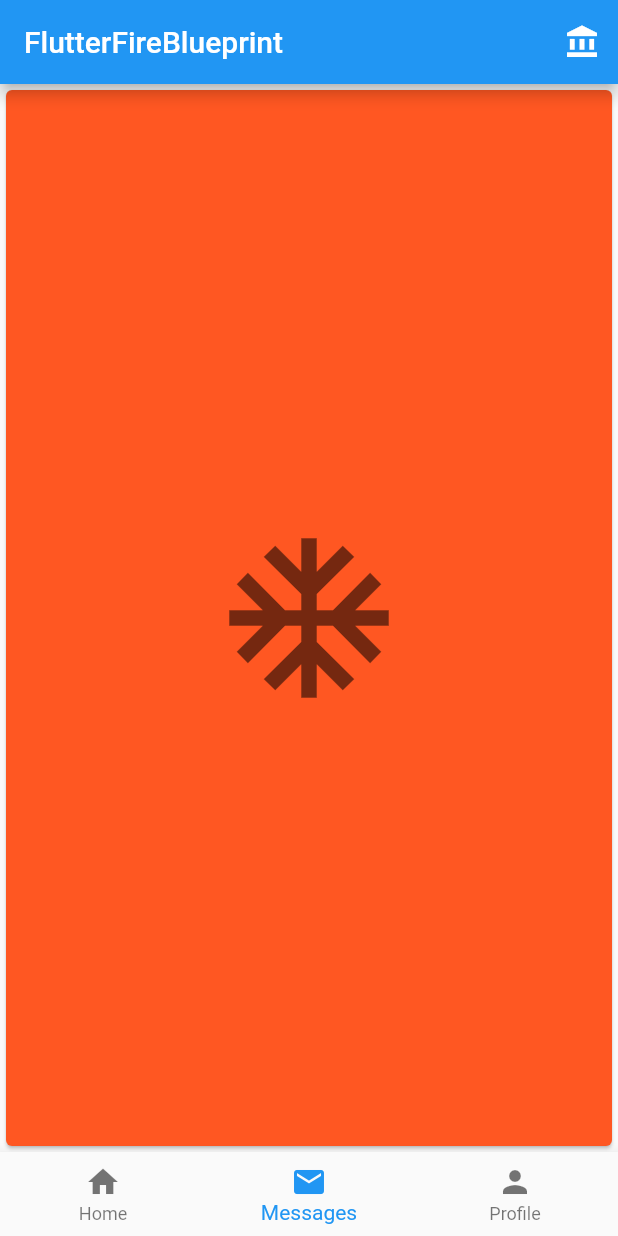
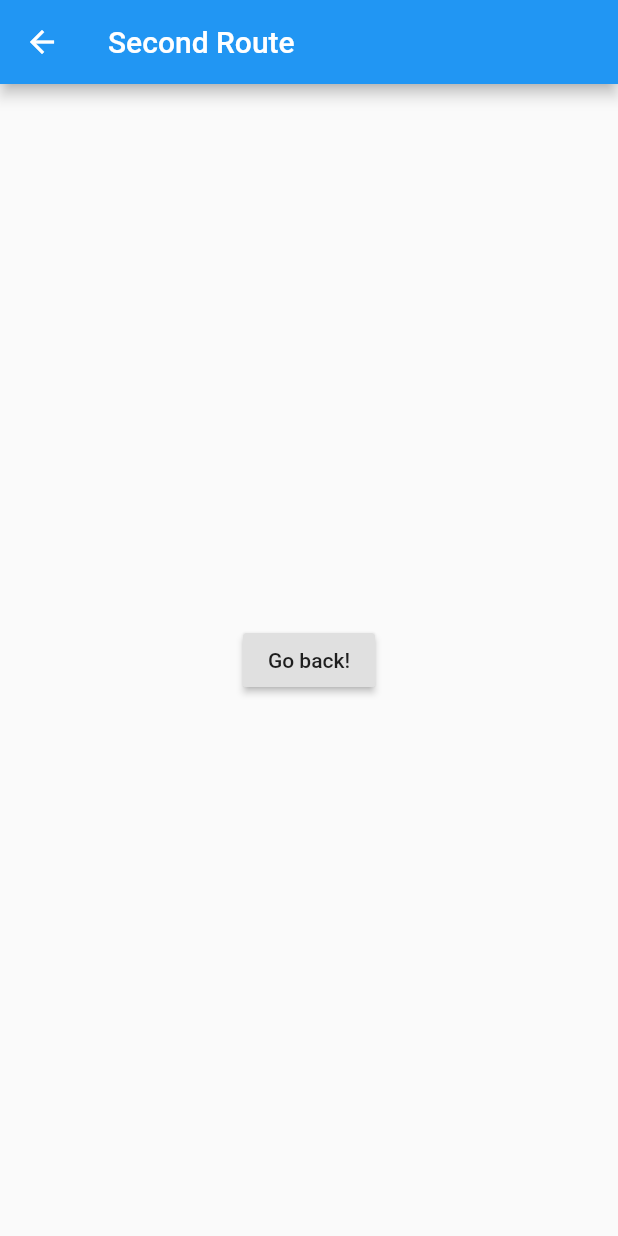
Before and after one commit to RichStone/flutter_firebase_clock_app_blueprint, a Flutter app: the screen it shows after launch, item 2 of the bottom bar chosen, after a tap on the "account balance" icon, on a phone screen of 412 x 824 dp. Run offline on Flutter 3.47's test engine with Material 2 defaults, Android fonts, the phone set to English and light mode, and no system bars.

Commit message:
add settings window & firebase dependencies

```diff
--- a/lib/main.dart
+++ b/lib/main.dart
@@ -1,6 +1,7 @@
 import 'package:flutter/material.dart';
 import 'colored_background_icon.dart';
 import 'clock_widget.dart';
+import 'settings_page.dart';
 
 void main() => runApp(MyApp());
 
@@ -38,7 +39,10 @@ class _MyHomePageState extends State<MyHomePage> {
           IconButton(
             icon: Icon(Icons.account_balance),
             onPressed: () {
-              _select(1);
+              Navigator.push(
+                context,
+                MaterialPageRoute(builder: (context) => SecondRoute()),
+              );
             },
           )
         ],
--- a/lib/settings_page.dart
+++ b/lib/settings_page.dart
@@ -0,0 +1,20 @@
+import 'package:flutter/material.dart';
+
+class SecondRoute extends StatelessWidget {
+  @override
+  Widget build(BuildContext context) {
+    return Scaffold(
+      appBar: AppBar(
+        title: Text("Second Route"),
+      ),
+      body: Center(
+        child: RaisedButton(
+          onPressed: () {
+            Navigator.pop(context);
+          },
+          child: Text('Go back!'),
+        ),
+      ),
+    );
+  }
+}
--- a/pubspec.yaml
+++ b/pubspec.yaml
@@ -21,6 +21,10 @@ dependencies:
     sdk: flutter
   cupertino_icons: ^0.1.2
   intl: ^0.16.0
+  firebase_core: ^0.4.0+9
+  firebase_analytics: ^4.0.2
+  firebase_auth: ^0.14.0+5
+  cloud_firestore: ^0.12.9+4
 
 dev_dependencies:
   flutter_test:
```
Also changed, not shown: 3 other files.
